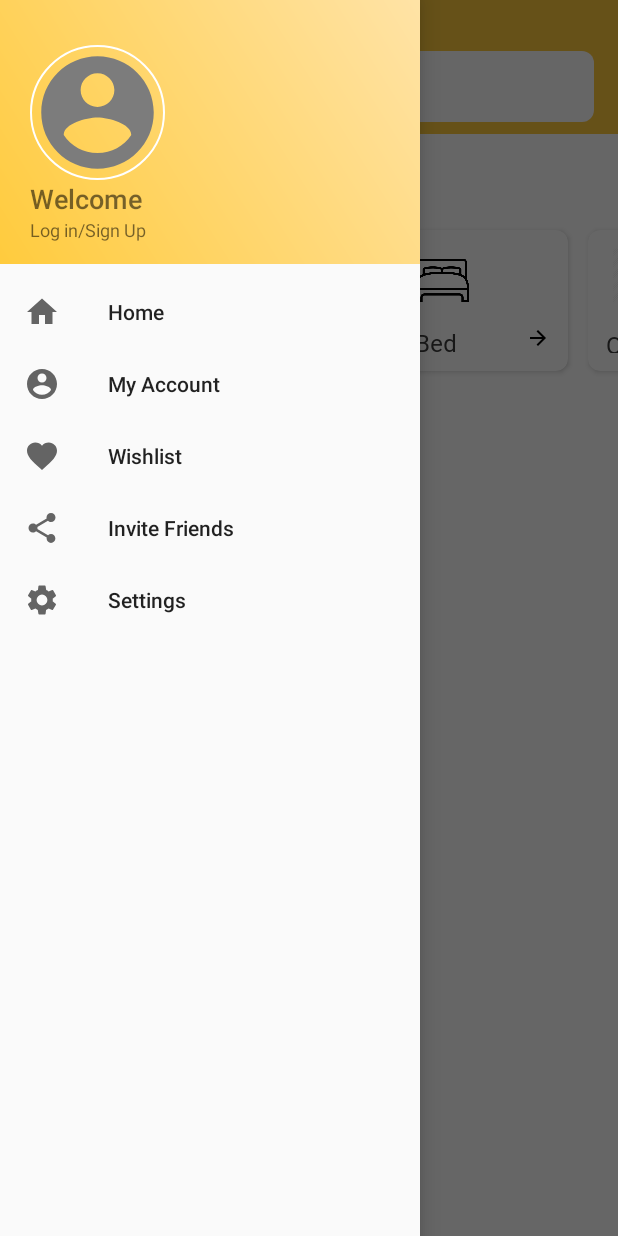
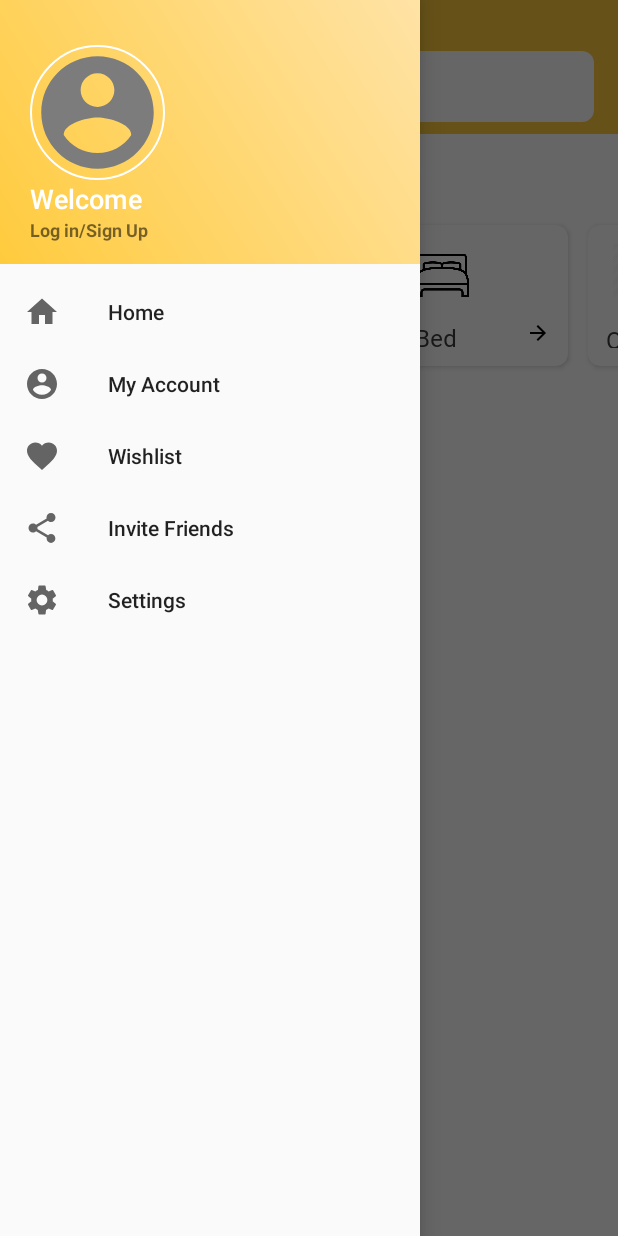
Before and after one commit to Fady24-dev/Furny, an Android app: the screen it shows after launch (HomeActivity), with the side drawer open, on a phone screen of 412 x 824 dp. Run offline under Robolectric (Android 15) with nearby library versions, the phone set to English and light mode, and no system bars; our stand-ins replace Firebase (no records; nobody signed in at launch, a user with empty details on screens opened directly), Picasso; plain views replace CircularImageView; pictures from the network do not load.

Commit message:
// TO START AS HOME PAGE
Profile activity (edited)
AR activity (edited)

```diff
--- a/app/src/main/java/com/example/furniture/HomeActivity.java
+++ b/app/src/main/java/com/example/furniture/HomeActivity.java
@@ -158,6 +158,7 @@ public class HomeActivity extends AppCompatActivity {
 
 
         //Nav Drawer
+        //User MODE
         DrawerLayout drawer = findViewById(R.id.drawer_layout1);
         NavigationView navigationView = findViewById(R.id.nav_view1);
        if(user !=null){
@@ -172,7 +173,8 @@ public class HomeActivity extends AppCompatActivity {
                            break;
                        case R.id.log_out_drawer:
                            FirebaseAuth.getInstance().signOut();
-                           startActivity(new Intent(getApplicationContext(),MainActivity.class));
+                           startActivity(new Intent(getApplicationContext(),HomeActivity.class));
+                           Toast.makeText(HomeActivity.this, "Logged Out Successfully.", Toast.LENGTH_SHORT).show();
                            finish();
                            break;
                        case R.id.cart_drawer:
--- /dev/null
+++ b/app/src/main/res/drawable/ic_assignment_black_24dp.xml
@@ -0,0 +1,5 @@
+<vector android:height="24dp" android:tint="#7C7C7C"
+    android:viewportHeight="24.0" android:viewportWidth="24.0"
+    android:width="24dp" xmlns:android="http://schemas.android.com/apk/res/android">
+    <path android:fillColor="#FF000000" android:pathData="M19,3h-4.18C14.4,1.84 13.3,1 12,1c-1.3,0 -2.4,0.84 -2.82,2L5,3c-1.1,0 -2,0.9 -2,2v14c0,1.1 0.9,2 2,2h14c1.1,0 2,-0.9 2,-2L21,5c0,-1.1 -0.9,-2 -2,-2zM12,3c0.55,0 1,0.45 1,1s-0.45,1 -1,1 -1,-0.45 -1,-1 0.45,-1 1,-1zM14,17L7,17v-2h7v2zM17,13L7,13v-2h10v2zM17,9L7,9L7,7h10v2z"/>
+</vector>
--- /dev/null
+++ b/app/src/main/res/drawable/ic_attach_file_black_24dp.xml
@@ -0,0 +1,5 @@
+<vector android:height="30dp" android:tint="#FFCB3D"
+    android:viewportHeight="24.0" android:viewportWidth="24.0"
+    android:width="30dp" xmlns:android="http://schemas.android.com/apk/res/android">
+    <path android:fillColor="#FF000000" android:pathData="M16.5,6v11.5c0,2.21 -1.79,4 -4,4s-4,-1.79 -4,-4V5c0,-1.38 1.12,-2.5 2.5,-2.5s2.5,1.12 2.5,2.5v10.5c0,0.55 -0.45,1 -1,1s-1,-0.45 -1,-1V6H10v9.5c0,1.38 1.12,2.5 2.5,2.5s2.5,-1.12 2.5,-2.5V5c0,-2.21 -1.79,-4 -4,-4S7,2.79 7,5v12.5c0,3.04 2.46,5.5 5.5,5.5s5.5,-2.46 5.5,-5.5V6h-1.5z"/>
+</vector>
--- a/app/src/main/res/drawable/ic_image_black_24dp.xml
+++ b/app/src/main/res/drawable/ic_image_black_24dp.xml
@@ -1,4 +1,4 @@
-<vector android:height="24dp" android:tint="#49BEFF"
+<vector android:height="24dp" android:tint="#FFCB3D"
     android:viewportHeight="24.0" android:viewportWidth="24.0"
     android:width="24dp" xmlns:android="http://schemas.android.com/apk/res/android">
     <path android:fillColor="#FF000000" android:pathData="M21,19V5c0,-1.1 -0.9,-2 -2,-2H5c-1.1,0 -2,0.9 -2,2v14c0,1.1 0.9,2 2,2h14c1.1,0 2,-0.9 2,-2zM8.5,13.5l2.5,3.01L14.5,12l4.5,6H5l3.5,-4.5z"/>
--- a/app/src/main/res/layout/activity_home.xml
+++ b/app/src/main/res/layout/activity_home.xml
@@ -97,7 +97,7 @@
                     android:text="Categories"
                     android:textStyle="bold"
                     android:textColor="@color/standard"
-                    android:textSize="18sp" />
+                    android:textSize="15sp" />
 
                 <HorizontalScrollView
                     android:layout_width="match_parent"
@@ -355,7 +355,7 @@
                     android:textStyle="bold"
                     android:text="Trending"
                     android:textColor="@color/standard"
-                    android:textSize="18sp" />
+                    android:textSize="15sp" />
 
 
 
--- a/app/src/main/res/layout/nav_header_drawer.xml
+++ b/app/src/main/res/layout/nav_header_drawer.xml
@@ -29,6 +29,7 @@
         android:textSize="18sp"
         android:fontFamily="sans-serif-light"
         android:textStyle="bold"
+        android:textColor="#FFF"
         android:text="Welcome"
         android:layout_below="@id/header_profile_image_drawer"/>
 
@@ -48,17 +49,12 @@
         android:layout_width="match_parent"
         android:layout_height="wrap_content"
         android:layout_marginLeft="20dp"
-        android:fontFamily="sans-serif-thin"
         android:text="Log in/Sign Up"
         android:textSize="12sp"
         android:textStyle="bold"
         android:layout_below="@id/user_name_profile_drawer"/>
 
 
-    <View
-        android:layout_width="0dp"
-        android:layout_height="100dp"
-        android:background="@drawable/wave"
-    />
+
 
 </RelativeLayout>
--- a/app/src/main/res/menu/menu_drawer.xml
+++ b/app/src/main/res/menu/menu_drawer.xml
@@ -27,7 +27,7 @@
 
         <item
             android:id="@+id/orders_drawer"
-            android:icon="@drawable/fav_icon"
+            android:icon="@drawable/ic_assignment_black_24dp"
             android:title="My Orders"
             app:showAsAction="always"/>
 
--- a/app/src/main/res/values/colors.xml
+++ b/app/src/main/res/values/colors.xml
@@ -2,7 +2,7 @@
 <resources>
     <color name="colorPrimary">#de9d23 </color>
     <color name="colorPrimaryDark">#688ae2</color>
-    <color name="colorAccent">#ffc6c6</color>
+    <color name="colorAccent">#ffcb3d</color>
 
     <color name="address">#2F7092</color>
     <color name="followers">#0D5D98</color>
```
Also changed, not shown: app/src/main/java/com/example/furniture/ArActivity.java (+10 -5 lines), app/src/main/res/layout/activity_add_product.xml (+5 -5 lines), app/src/main/res/layout/activity_profile_.xml (+14 -0 lines).
